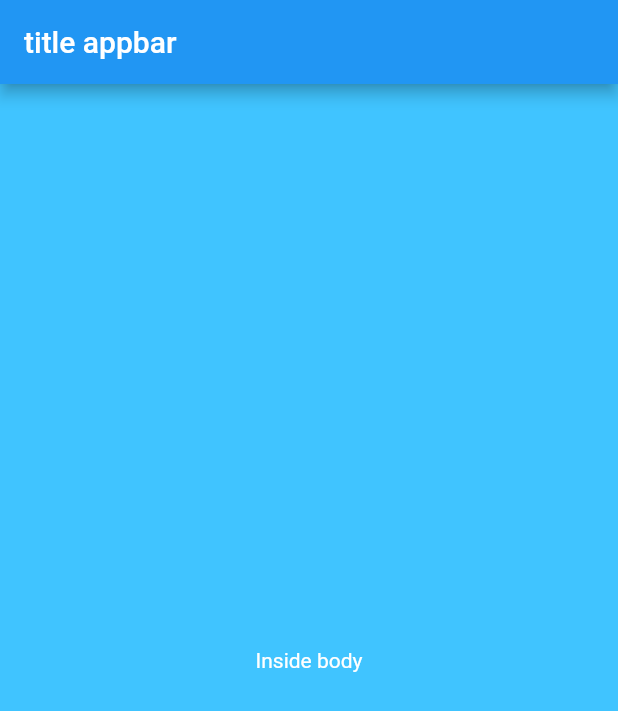
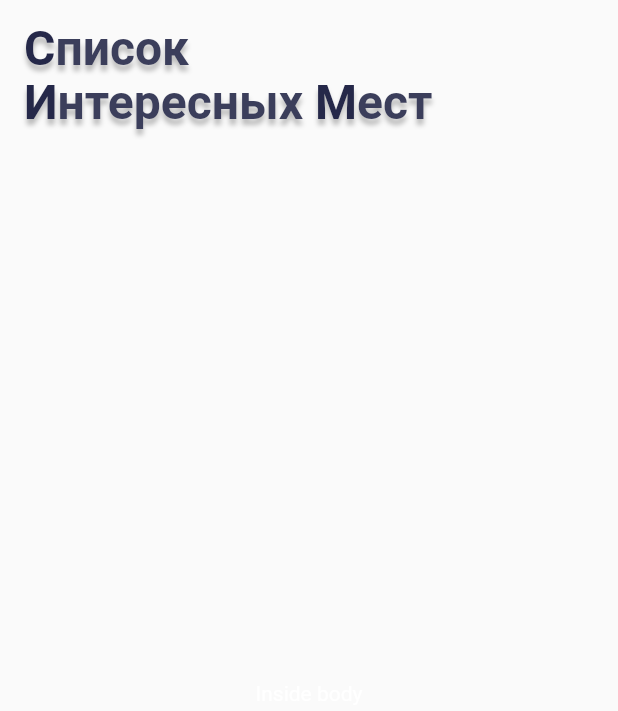
Before and after one commit to PabloNAX/surf-flutter-places, a Flutter app: the screen it shows after launch, on a phone screen of 412 x 824 dp. Shown: the top 711 px of the screen. Run offline on Flutter 3.47's test engine with Material 2 defaults, Android fonts, the phone set to English and light mode, and no system bars.

Commit message:
4.4 -  App Bar textStyle

```diff
--- a/lib/ui/screen/sight_list_screen.dart
+++ b/lib/ui/screen/sight_list_screen.dart
@@ -6,12 +6,72 @@ class SightListScreen extends StatefulWidget {
 }
 
 class _SightListScreenState extends State<SightListScreen> {
+  // textStyle customizing function
+  TextStyle customTextStyle({
+    Color color,
+    bool shadow,
+  }) {
+    return TextStyle(
+      color: color,
+      fontWeight: FontWeight.w700,
+      fontSize: 32.0,
+      height: 1.125,
+      shadows: [
+        if (shadow)
+          Shadow(
+            color: Colors.black.withOpacity(.25),
+            offset: Offset(0, 4),
+            blurRadius: 4,
+          ),
+      ],
+    );
+  }
+
   @override
   Widget build(BuildContext context) {
     return Scaffold(
-      backgroundColor: Colors.lightBlueAccent,
       appBar: AppBar(
-        title: Text('title appbar'),
+        backgroundColor: Colors.transparent,
+        elevation: 0,
+        toolbarHeight: 100,
+        title: RichText(
+          maxLines: 2,
+          textAlign: TextAlign.left,
+          text: TextSpan(
+              text: 'С',
+              style: customTextStyle(color: Color(0xFF252849), shadow: true),
+              children: [
+                TextSpan(
+                    text: 'писок ',
+                    style:
+                        customTextStyle(color: Color(0xFF3B3E5B), shadow: true),
+                    children: [
+                      TextSpan(
+                        text: '\n',
+                      ),
+                      TextSpan(
+                        text: 'И',
+                        style: customTextStyle(
+                            color: Color(0xFF252849), shadow: true),
+                      ),
+                      TextSpan(
+                        text: 'нтересных ',
+                        style: customTextStyle(
+                            color: Color(0xFF3B3E5B), shadow: true),
+                      ),
+                      TextSpan(
+                        text: 'М',
+                        style: customTextStyle(
+                            color: Color(0xFF252849), shadow: true),
+                      ),
+                      TextSpan(
+                        text: 'ест',
+                        style: customTextStyle(
+                            color: Color(0xFF3B3E5B), shadow: true),
+                      ),
+                    ]),
+              ]),
+        ),
       ),
       body: Center(
         child: Text(
```
Also changed, not shown: 1 other file.
